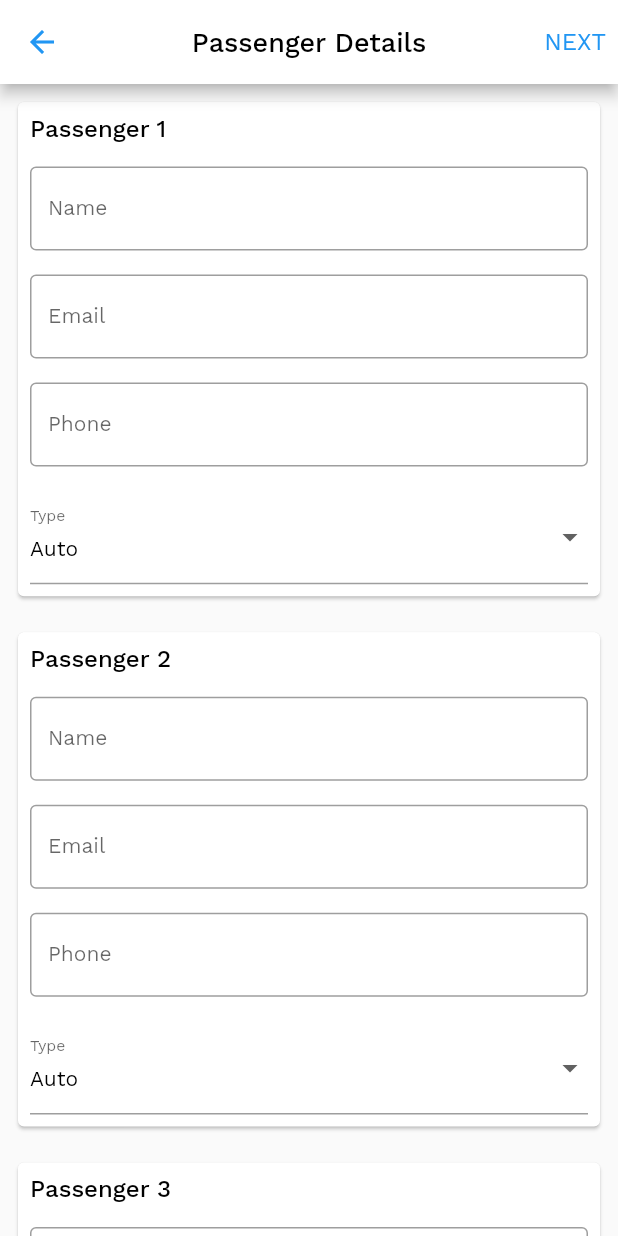
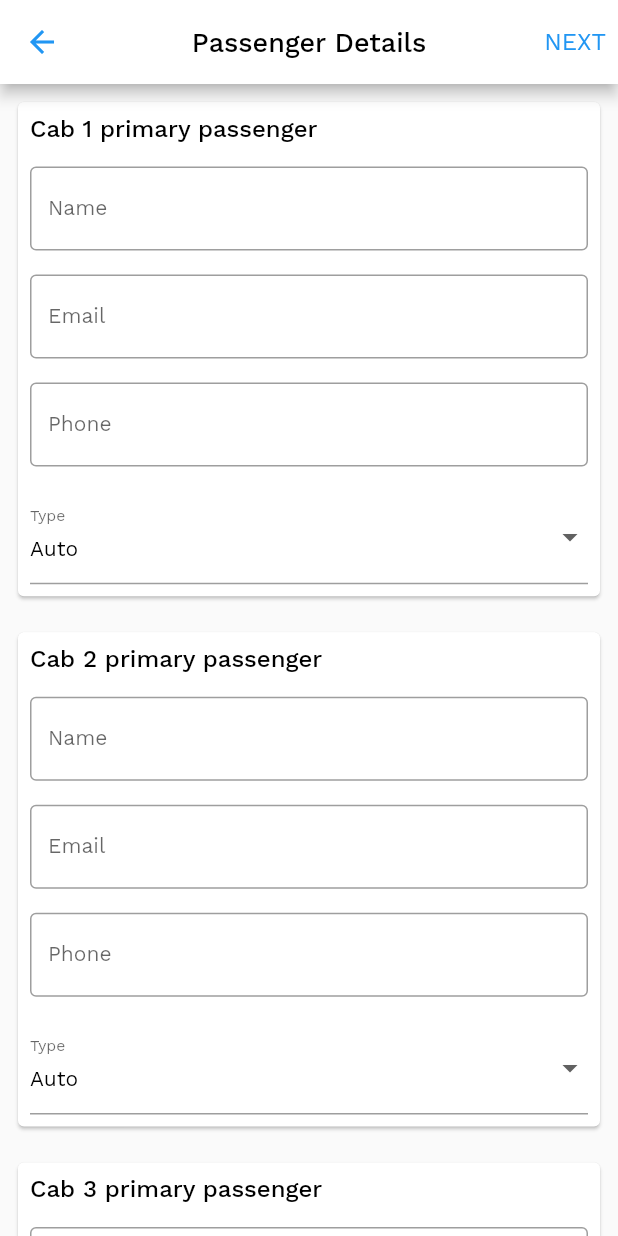
Before and after one commit to vaibhavpallod/App, a Flutter app: the BookingForm screen opened directly, on a phone screen of 412 x 824 dp. Run offline on Flutter 3.47's test engine with Material 2 defaults, Android fonts, the light colour scheme and no system bars; our stand-ins replace cloud_firestore, country_code_picker, firebase_auth, firebase_core, firebase_database, flutter_otp_text_field and 14 more; missing offline and left inert: android_intent; accounts and stored records are empty.

```diff
--- a/uber_hacktag_group_booking/lib/main.dart
+++ b/uber_hacktag_group_booking/lib/main.dart
@@ -14,7 +14,7 @@ import 'konstants/size_config.dart';
 import 'package:firebase_database/firebase_database.dart';
 
 void main() {
-  runApp(const MyApp());
+  runApp( MyApp());
 }
 
 class MyApp extends StatelessWidget {
--- a/uber_hacktag_group_booking/lib/pages/BookingFormScreen.dart
+++ b/uber_hacktag_group_booking/lib/pages/BookingFormScreen.dart
@@ -44,7 +44,7 @@ class _BookingFormState extends State<BookingForm> {
                 children: [
                   Padding(
                     padding: const EdgeInsets.all(8.0),
-                    child: Text('Passenger ${pos+1}',style: GoogleFonts.workSans(color: Colors.black, fontSize: 16,fontWeight: FontWeight.w500),textAlign: TextAlign.start,),
+                    child: Text('Cab ${pos+1} primary passenger',style: GoogleFonts.workSans(color: Colors.black, fontSize: 16,fontWeight: FontWeight.w500),textAlign: TextAlign.start,),
                   ),
                   Padding(
                     padding: EdgeInsets.symmetric(horizontal: 8, vertical: 8),
--- a/uber_hacktag_group_booking/pubspec.yaml
+++ b/uber_hacktag_group_booking/pubspec.yaml
@@ -69,6 +69,7 @@ dependencies:
   numberpicker: ^2.1.1
   slider_button: ^2.0.0
   toggle_switch: ^1.4.0
+  firebase_database: ^9.0.8
 
 
 dev_dependencies:
```
